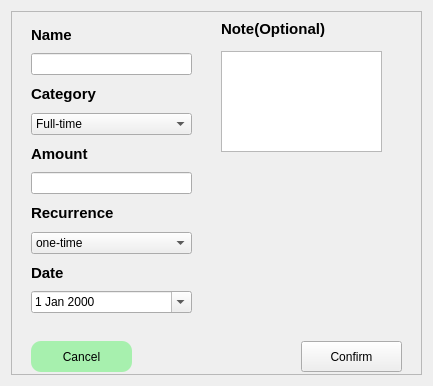
nemo984/money-app, file moneyapp/ui/raw/Popup_Income.ui: the form before one commit.
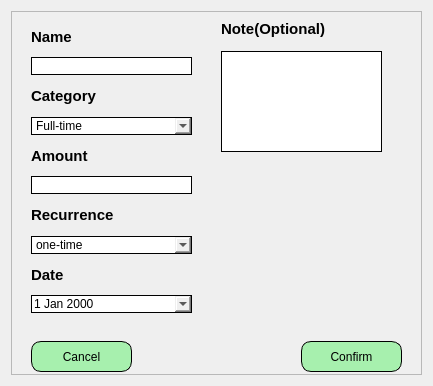
The form after the commit.

What changed in the file:
```diff
--- a/moneyapp/ui/raw/Popup_Income.ui
+++ b/moneyapp/ui/raw/Popup_Income.ui
@@ -14,13 +14,18 @@
    <string>Dialog</string>
   </property>
   <property name="styleSheet">
-   <string notr="true">#addExpense_btn{
+   <string notr="true">#confirm_btn{
 background-color:#A7F0AE;
 border-radius: 10px;
+border: 1px solid black;
 }
 #cancel_btn{
 background-color:#A7F0AE;
 border-radius: 10px;
+border: 1px solid black;
+}
+#amount_entry,#note_entry,#name_entry,#category_comboBox,#recurence_comboBox,#date_entry{
+border: 1px solid black;
 }
 </string>
   </property>
@@ -104,7 +109,6 @@
          <property name="font">
           <font>
            <pointsize>11</pointsize>
-           <weight>75</weight>
            <bold>true</bold>
           </font>
          </property>
@@ -121,7 +125,6 @@
          <property name="font">
           <font>
            <pointsize>11</pointsize>
-           <weight>75</weight>
            <bold>true</bold>
           </font>
          </property>
@@ -159,7 +162,6 @@
          <property name="font">
           <font>
            <pointsize>11</pointsize>
-           <weight>75</weight>
            <bold>true</bold>
           </font>
          </property>
@@ -176,7 +178,6 @@
          <property name="font">
           <font>
            <pointsize>11</pointsize>
-           <weight>75</weight>
            <bold>true</bold>
           </font>
          </property>
@@ -219,7 +220,6 @@
          <property name="font">
           <font>
            <pointsize>11</pointsize>
-           <weight>75</weight>
            <bold>true</bold>
           </font>
          </property>
```
Left out of the diff: 1 changed line with no effect on the pictures.
